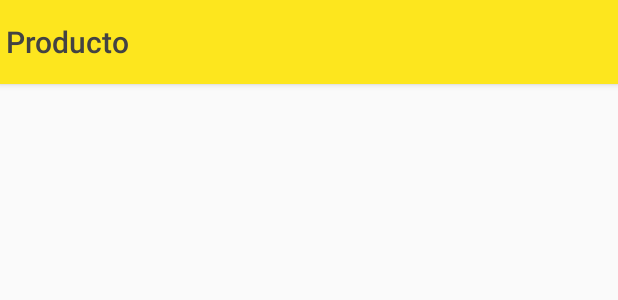
After one commit to Pablovsky1/Buscador-ML, an Android app: the layout toolbar_normal.xml on its own in the app's theme, with its tools: preview values and no code run, on a phone screen of 412 x 824 dp. The commit adds this screen. Shown: the top 300 px of the screen. Run offline under Robolectric (Android 15) with nearby library versions, the phone set to English and light mode, and no system bars.

Commit message:
Product details
View product details
Carousel
Toolbar

```diff
--- a/app/build.gradle
+++ b/app/build.gradle
@@ -33,6 +33,8 @@ dependencies {
     implementation 'androidx.appcompat:appcompat:1.2.0'
     implementation 'com.google.android.material:material:1.2.1'
     implementation 'androidx.constraintlayout:constraintlayout:2.0.4'
+    implementation 'androidx.navigation:navigation-fragment:2.3.3'
+    implementation 'androidx.navigation:navigation-ui:2.3.3'
     testImplementation 'junit:junit:4.+'
     androidTestImplementation 'androidx.test.ext:junit:1.1.2'
     androidTestImplementation 'androidx.test.espresso:espresso-core:3.3.0'
@@ -44,5 +46,7 @@ dependencies {
     implementation 'com.github.bumptech.glide:glide:4.11.0'
     annotationProcessor 'com.github.bumptech.glide:compiler:4.11.0'
     implementation 'com.squareup.picasso:picasso:2.71828'
+    implementation"com.synnapps:carouselview:0.1.5"
+
 
 }
--- a/app/src/main/AndroidManifest.xml
+++ b/app/src/main/AndroidManifest.xml
@@ -3,6 +3,7 @@
     xmlns:tools="http://schemas.android.com/tools"
     package="com.mercadolibre.products">
 
+    <uses-permission android:name="android.permission.ACCESS_NETWORK_STATE"/>
     <uses-permission android:name="android.permission.INTERNET" />
 
     <application
@@ -11,9 +12,12 @@
         android:label="@string/app_name"
         android:roundIcon="@mipmap/ic_launcher_round"
         android:supportsRtl="true"
+        android:theme="@style/AppTheme"
         android:usesCleartextTraffic="true"
-        android:theme="@style/AppTheme"
         tools:targetApi="m">
+        <activity
+            android:name=".ui.ProductActivity"
+            android:label="@string/title_activity_product"/>
         <activity android:name=".ui.MainActivity">
             <intent-filter>
                 <action android:name="android.intent.action.MAIN" />
--- a/app/src/main/java/com/mercadolibre/products/retrofit/ApiRequest.java
+++ b/app/src/main/java/com/mercadolibre/products/retrofit/ApiRequest.java
@@ -10,5 +10,4 @@ public interface ApiRequest {
 
     @GET("sites/MLA/search")
     Call<Search> getItems(@Query("q") String query, @Query("offset") Integer offset, @Query("limit") Integer limit);
-
 }
--- a/app/src/main/java/com/mercadolibre/products/ui/MainActivity.java
+++ b/app/src/main/java/com/mercadolibre/products/ui/MainActivity.java
@@ -9,6 +9,7 @@ import androidx.recyclerview.widget.DividerItemDecoration;
 import androidx.recyclerview.widget.LinearLayoutManager;
 import androidx.recyclerview.widget.RecyclerView;
 
+import android.content.Intent;
 import android.os.Bundle;
 import android.view.View;
 import android.widget.EditText;
@@ -60,7 +61,8 @@ public class MainActivity extends AppCompatActivity implements SearchDialog.Noti
         viewModel.getProducts().observe(this, searchProducts -> {
             findViewById(R.id.progressBarLoading).setVisibility(View.GONE);
             myAdapter = new ProductAdapter(searchProducts, (model, position) -> {
-
+                Intent intent = new Intent(MainActivity.this, ProductActivity.class);
+                startActivity(intent);
             });
             myRecyclerView.setItemAnimator(new DefaultItemAnimator());
             myRecyclerView.setLayoutManager(myLayoutManager);
--- /dev/null
+++ b/app/src/main/res/layout/toolbar_normal.xml
@@ -0,0 +1,21 @@
+<?xml version="1.0" encoding="utf-8"?>
+<androidx.appcompat.widget.Toolbar
+    android:id="@+id/toolbar"
+    android:layout_width="match_parent"
+    android:layout_height="?attr/actionBarSize"
+    app:layout_constraintStart_toStartOf="parent"
+    app:layout_constraintTop_toTopOf="parent"
+    android:background="@color/colorPrimary"
+    android:elevation="3dp"
+    app:contentInsetEnd="0dp"
+    app:contentInsetLeft="0dp"
+    app:contentInsetRight="0dp"
+    app:contentInsetStart="0dp"
+    app:title="@string/title_activity_product"
+    app:titleTextColor="#434343"
+    app:contentInsetStartWithNavigation="0dp"
+    app:popupTheme="@style/ThemeOverlay.MaterialComponents.Light"
+    xmlns:android="http://schemas.android.com/apk/res/android"
+    xmlns:app="http://schemas.android.com/apk/res-auto">
+
+</androidx.appcompat.widget.Toolbar>
--- /dev/null
+++ b/app/src/main/res/values/dimens.xml
@@ -0,0 +1,3 @@
+<resources>
+    <dimen name="fab_margin">16dp</dimen>
+</resources>
--- a/app/src/main/res/values/strings.xml
+++ b/app/src/main/res/values/strings.xml
@@ -5,4 +5,7 @@
     <string name="search_error">Por favor, intente nuevamente.</string>
     <string name="search_view_hint">Buscar en Mercado Libre</string>
     <string name="description_icon_search_error">Icono de error</string>
+    <string name="title_activity_product">Producto</string>
+
+
 </resources>
```
Also changed, not shown: app/src/main/java/com/mercadolibre/products/ui/ProductActivity.java (added, +85 -0 lines), app/src/main/res/layout/activity_product.xml (added, +76 -0 lines), app/src/main/res/values/themes.xml (+10 -1 lines).
